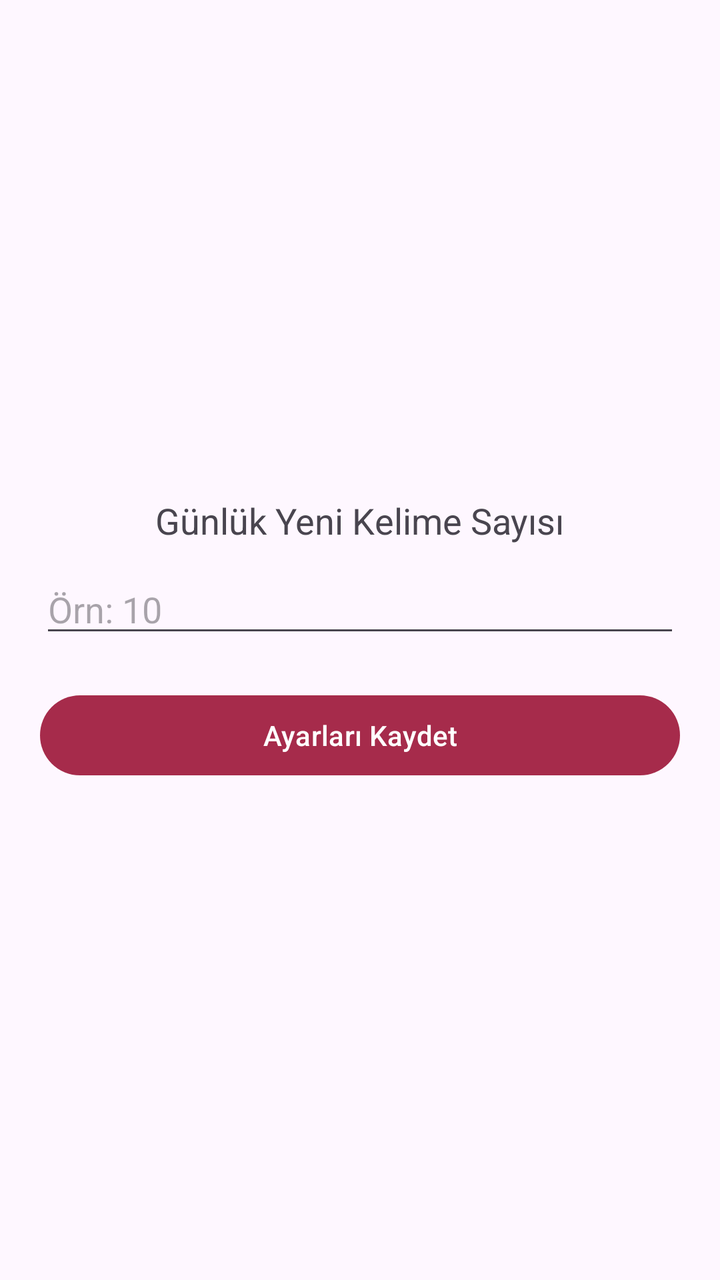
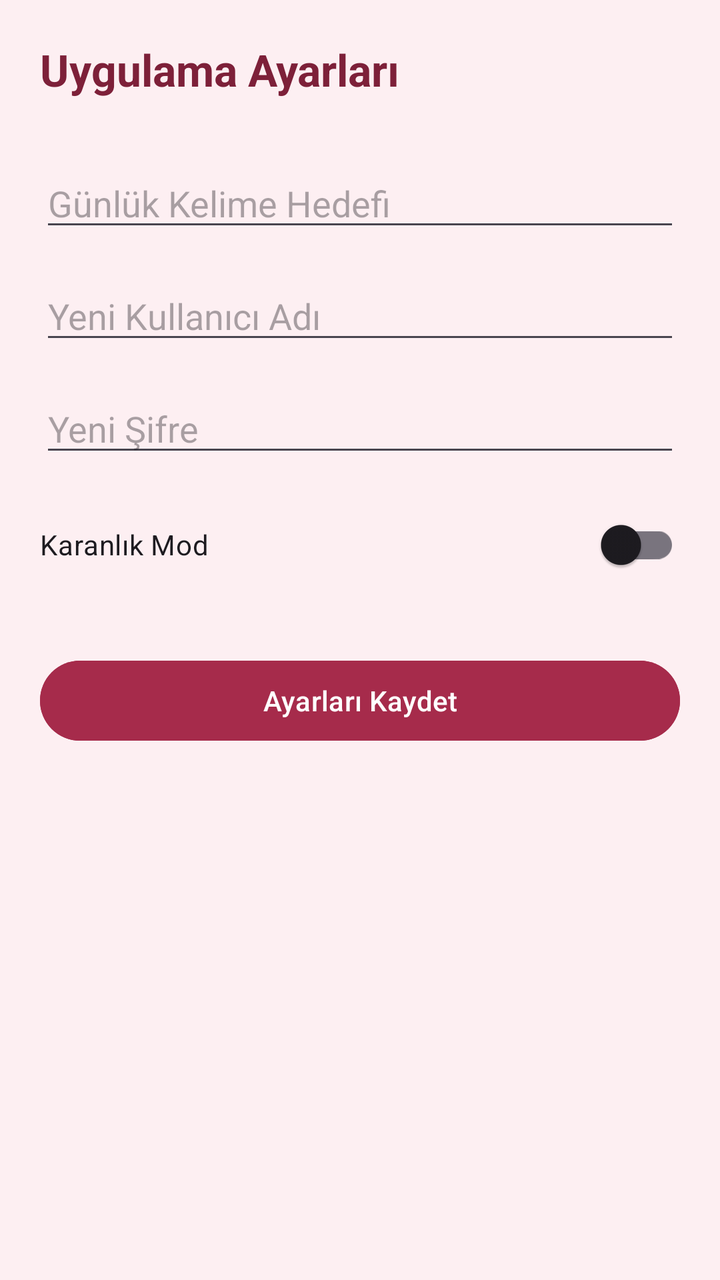

Screens rendered from an Android XML layout before and after an edit, with the pre-edit source and the edit as a unified diff.
<!-- AndroidManifest.xml: application theme Theme.Clarus -->
<!-- res/layout/activity_settings.xml -->
<?xml version="1.0" encoding="utf-8"?>
<LinearLayout xmlns:android="http://schemas.android.com/apk/res/android"
    android:layout_width="match_parent"
    android:layout_height="match_parent"
    android:orientation="vertical"
    android:padding="20dp"
    android:gravity="center">

    <TextView
        android:layout_width="wrap_content"
        android:layout_height="wrap_content"
        android:text="Günlük Yeni Kelime Sayısı"
        android:textSize="18sp" />

    <EditText
        android:id="@+id/etKelimeSayisi"
        android:layout_width="match_parent"
        android:layout_height="wrap_content"
        android:hint="Örn: 10"
        android:inputType="number"
        android:layout_marginTop="10dp"/>

    <Button
        android:id="@+id/btnKaydet"
        android:layout_width="match_parent"
        android:layout_height="wrap_content"
        android:text="Ayarları Kaydet"
        android:layout_marginTop="20dp"/>

</LinearLayout>
<!-- resources referenced by this layout -->
<resources>
  <style name="Theme.Clarus" parent="Base.Theme.Clarus" />
  <style name="Base.Theme.Clarus" parent="Theme.Material3.DayNight.NoActionBar">
          <item name="colorPrimary">@color/visne_detay</item>
          <item name="android:statusBarColor">@color/arka_plan_pudra</item>
      </style>
  <color name="visne_detay">#A62B4B</color>
  <color name="arka_plan_pudra">#FDEFF2</color>
</resources>

<!-- the commit's change to res/layout/activity_settings.xml (unified diff, before → after) -->
@@ -4,27 +4,52 @@
     android:layout_height="match_parent"
     android:orientation="vertical"
     android:padding="20dp"
-    android:gravity="center">
+    android:background="#FDEFF2">
 
     <TextView
         android:layout_width="wrap_content"
         android:layout_height="wrap_content"
-        android:text="Günlük Yeni Kelime Sayısı"
-        android:textSize="18sp" />
+        android:text="Uygulama Ayarları"
+        android:textSize="22sp"
+        android:textStyle="bold"
+        android:layout_marginBottom="30dp"
+        android:textColor="#7D2039"/>
 
     <EditText
         android:id="@+id/etKelimeSayisi"
         android:layout_width="match_parent"
         android:layout_height="wrap_content"
-        android:hint="Örn: 10"
+        android:hint="Günlük Kelime Hedefi"
         android:inputType="number"
-        android:layout_marginTop="10dp"/>
+        android:layout_marginBottom="15dp"/>
+
+    <EditText
+        android:id="@+id/etYeniKadi"
+        android:layout_width="match_parent"
+        android:layout_height="wrap_content"
+        android:hint="Yeni Kullanıcı Adı"
+        android:layout_marginBottom="15dp"/>
+
+    <EditText
+        android:id="@+id/etYeniSifre"
+        android:layout_width="match_parent"
+        android:layout_height="wrap_content"
+        android:hint="Yeni Şifre"
+        android:inputType="textPassword"
+        android:layout_marginBottom="15dp"/>
+
+    <androidx.appcompat.widget.SwitchCompat
+        android:id="@+id/switchDarkMode"
+        android:layout_width="match_parent"
+        android:layout_height="wrap_content"
+        android:text="Karanlık Mod"
+        android:layout_marginBottom="30dp"/>
 
     <Button
         android:id="@+id/btnKaydet"
         android:layout_width="match_parent"
         android:layout_height="wrap_content"
         android:text="Ayarları Kaydet"
-        android:layout_marginTop="20dp"/>
-
+        android:backgroundTint="#A62B4B"
+        android:textColor="#FFFFFF"/>
 </LinearLayout>
